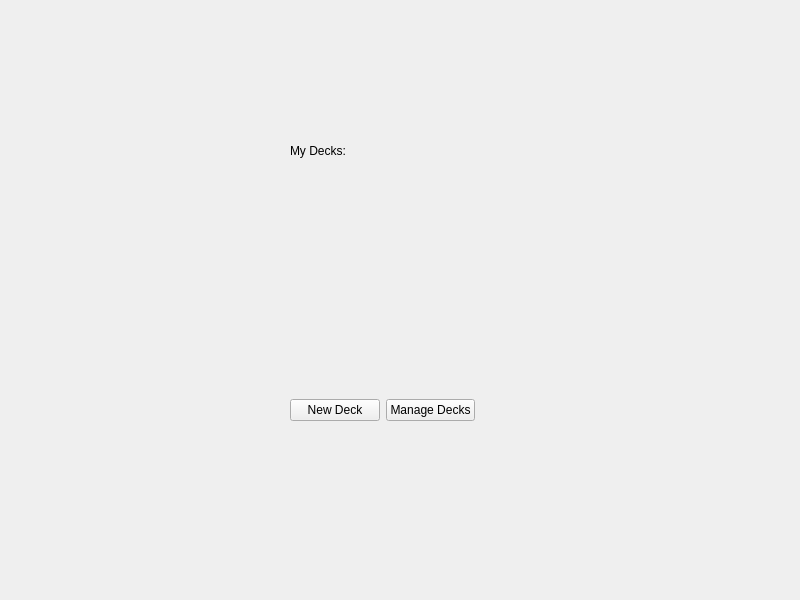
Qt form decklistwidget.ui (hsetlik/CodexQt) before a commit.
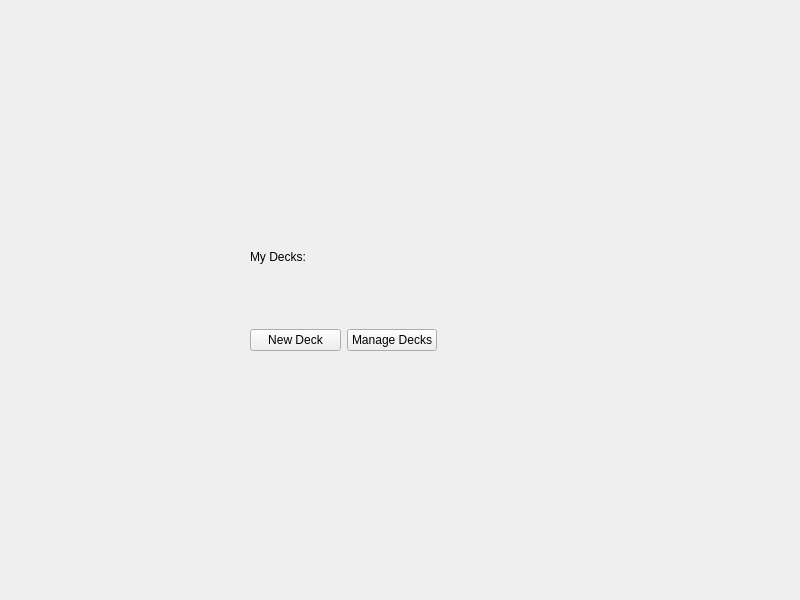
The same form after that commit.

Diff of the .ui file:
```diff
--- a/decklistwidget.ui
+++ b/decklistwidget.ui
@@ -13,15 +13,18 @@
   <property name="windowTitle">
    <string>Form</string>
   </property>
+  <widget class="QWidget" name="">
+   <property name="geometry">
+    <rect>
+     <x>250</x>
+     <y>190</y>
+     <width>187</width>
+     <height>161</height>
+    </rect>
+   </property>
+   <layout class="QVBoxLayout" name="verticalLayout">
+    <item>
   <widget class="QLabel" name="myDecksLabel">
-   <property name="geometry">
-    <rect>
-     <x>290</x>
-     <y>140</y>
-     <width>71</width>
-     <height>21</height>
-    </rect>
-   </property>
    <property name="minimumSize">
     <size>
      <width>0</width>
@@ -32,15 +35,11 @@
     <string>My Decks:</string>
    </property>
   </widget>
-  <widget class="QWidget" name="horizontalLayoutWidget">
-   <property name="geometry">
-    <rect>
-     <x>290</x>
-     <y>390</y>
-     <width>185</width>
-     <height>41</height>
-    </rect>
-   </property>
+    </item>
+    <item>
+     <layout class="QVBoxLayout" name="decksVBox"/>
+    </item>
+    <item>
    <layout class="QHBoxLayout" name="horizontalLayout">
     <item>
      <widget class="QPushButton" name="newDeckButton">
@@ -57,17 +56,8 @@
      </widget>
     </item>
    </layout>
-  </widget>
-  <widget class="QWidget" name="verticalLayoutWidget">
-   <property name="geometry">
-    <rect>
-     <x>290</x>
-     <y>160</y>
-     <width>158</width>
-     <height>221</height>
-    </rect>
-   </property>
-   <layout class="QVBoxLayout" name="decksVBox"/>
+    </item>
+   </layout>
   </widget>
  </widget>
  <resources/>
```
Lines whose indentation alone changed are shown as unchanged.
